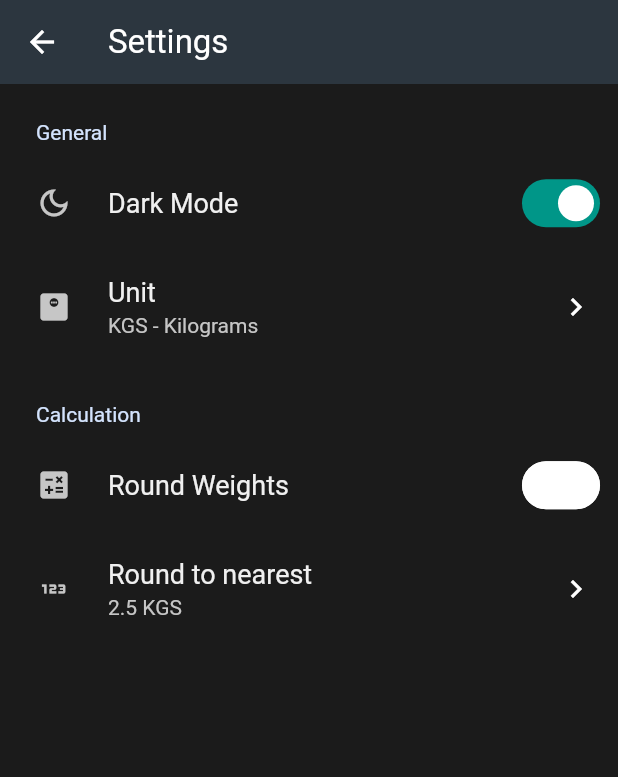
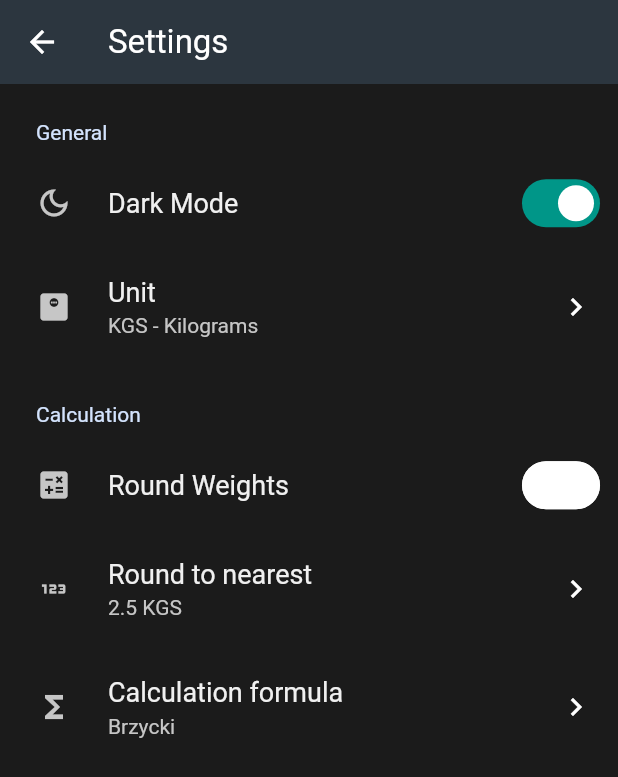
Before and after one commit to othman98shawgan/one-rep-max-calc, a Flutter app: the SettingsPage screen opened by its route, on a phone screen of 412 x 824 dp. Shown: the top 777 px of the screen. Run offline on Flutter 3.47's test engine with Material 3 defaults, Android fonts, the phone set to English and light mode, and no system bars; drawn by our look-alikes of settings_ui; our stand-ins replace shared_preferences, wakelock; missing offline and left inert: in_app_update; accounts and stored records are empty.

Commit message:
#28: add calculation formula to settings

```diff
--- a/lib/ui/settings_page.dart
+++ b/lib/ui/settings_page.dart
@@ -1,4 +1,5 @@
 import 'package:flutter/material.dart';
+import 'package:one_rep_max_calc/service/formula_service.dart';
 import 'package:one_rep_max_calc/service/round_to_service.dart';
 import 'package:one_rep_max_calc/service/unit_service.dart';
 import 'package:provider/provider.dart';
@@ -17,8 +18,11 @@ class SettingsPage extends StatefulWidget {
 class _SettingsPageState extends State<SettingsPage> {
   @override
   Widget build(BuildContext context) {
-    return Consumer4<ThemeNotifier, RoundNotifier, RoundValueNotifier, UnitNotifier>(
-      builder: (context, theme, roundWeightStatus, roundWeightValue, unitProvider, child) => Center(
+    return Consumer5<ThemeNotifier, RoundNotifier, RoundValueNotifier, UnitNotifier,
+        FormulaNotifier>(
+      builder: (context, theme, roundWeightStatus, roundWeightValue, unitProvider, formulaProvider,
+              child) =>
+          Center(
         child: Scaffold(
           appBar: AppBar(
             title: Text(widget.title),
@@ -72,6 +76,15 @@ class _SettingsPageState extends State<SettingsPage> {
                       showRoundToDialog(context, roundWeightValue.getRoundValue());
                     },
                   ),
+                  SettingsTile.navigation(
+                    leading: const Icon(Icons.functions),
+                    title: const Text('Calculation formula'),
+                    value: Text('${formulaNames[formulaProvider.formula]}'),
+                    trailing: const Icon(Icons.navigate_next),
+                    onPressed: (context) {
+                      showFormulaDialog(context, formulaProvider.formula!);
+                    },
+                  ),
                 ],
               ),
             ],
```
